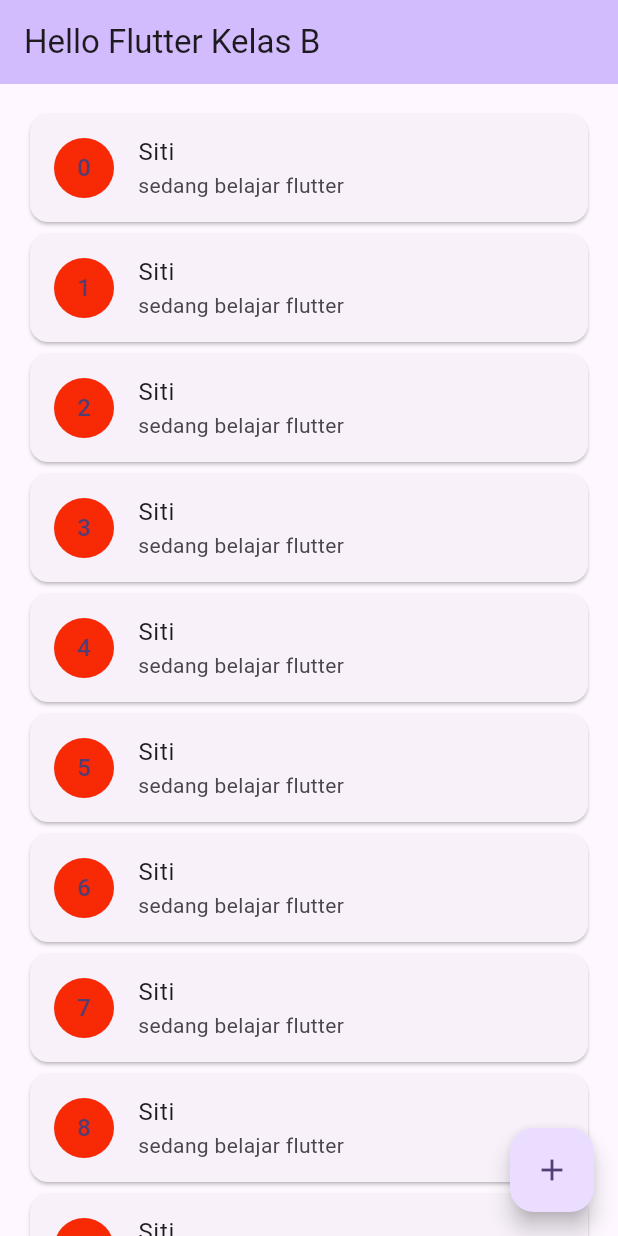
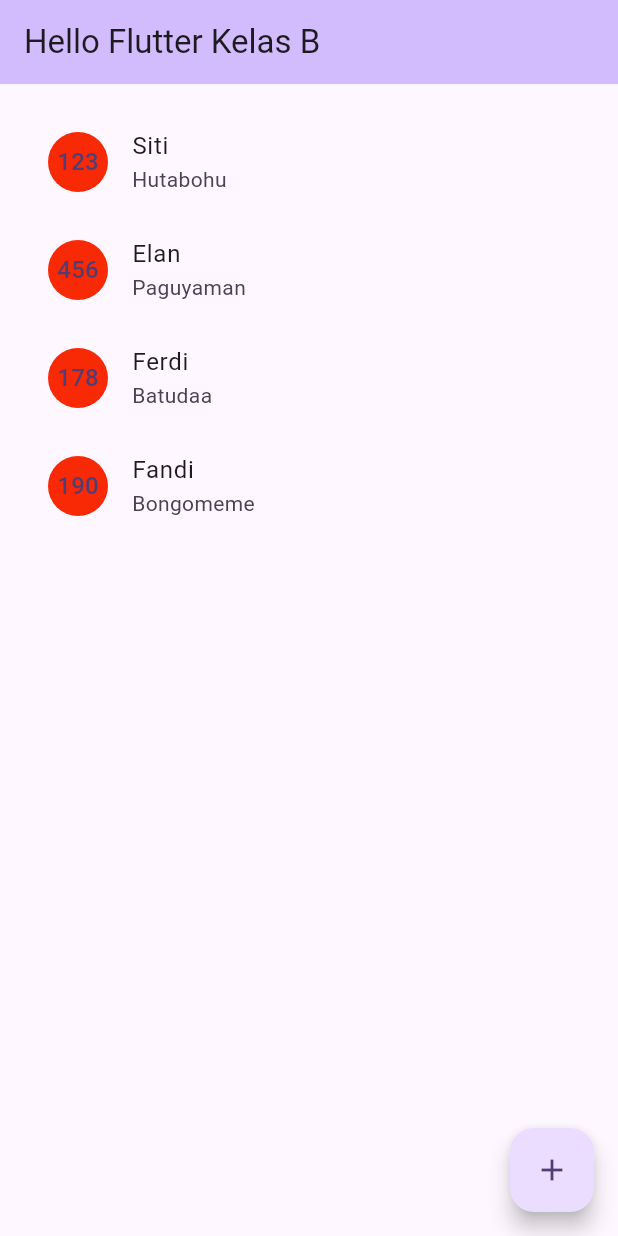
Before and after one commit to HanahIsmail/flutter_basic, a Flutter app: the screen it shows after launch, on a phone screen of 412 x 824 dp. Run offline on Flutter 3.47's test engine with Material 3 defaults, Android fonts, the phone set to English and light mode, and no system bars.

Commit message:
git init flutter_basic

```diff
--- /dev/null
+++ b/lib/mahasiswa.dart
@@ -0,0 +1,11 @@
+class Mahasiswa {
+  int nim;
+  String name;
+  String address;
+
+  Mahasiswa({
+    required this.nim,
+    required this.name,
+    required this.address,
+  });
+}
--- a/lib/main.dart
+++ b/lib/main.dart
@@ -1,6 +1,7 @@
 import 'package:flutter/material.dart';
 import 'package:flutter/rendering.dart';
 import 'package:flutter/widgets.dart';
+import 'package:flutter_basic/mahasiswa.dart';
 
 void main() {
   runApp(const MyApp());
@@ -8,7 +9,6 @@ void main() {
 
 class MyApp extends StatelessWidget {
   const MyApp({super.key});
-
 
   @override
   Widget build(BuildContext context) {
@@ -32,6 +32,14 @@ class MyHomePage extends StatefulWidget {
 }
 
 class _MyHomePageState extends State<MyHomePage> {
+  bool isLoading = true;
+
+  List<Mahasiswa> listMahasiswa = [
+    Mahasiswa(nim: 123, name: 'Siti', address: 'Hutabohu'),
+    Mahasiswa(nim: 456, name: 'Elan', address: 'Paguyaman'),
+    Mahasiswa(nim: 178, name: 'Ferdi', address: 'Batudaa'),
+    Mahasiswa(nim: 190, name: 'Fandi', address: 'Bongomeme')
+  ];
 
   @override
   Widget build(BuildContext context) {
@@ -41,23 +49,41 @@ class _MyHomePageState extends State<MyHomePage> {
         title: Text(widget.title),
       ),
       body: ListView.builder(
-        padding:EdgeInsets.all(16),
+        padding: EdgeInsets.all(16),
         itemBuilder: (context, index) {
-        return Card(
-          child: ListTile(
-            leading: CircleAvatar(backgroundColor: Color.fromARGB(255, 248, 41, 5), child: Text('$index'),
+          return InkWell(
+            onTap: () {
+              showDialog(
+                  context: context,
+                  builder: (_) {
+                    return AlertDialog(
+                      title: const Text('Data Mahasiswa'),
+                      content: Column(children: [
+                        Row(
+                          mainAxisAlignment: MainAxisAlignment.spaceAround,
+                          children: [
+                            const Text('Name : '),
+                            Text(listMahasiswa[index].name)
+                          ],
+                        ),
+                      ]),
+                    );
+                  });
+            },
+            child: ListTile(
+              leading: CircleAvatar(
+                backgroundColor: Color.fromARGB(255, 248, 41, 5),
+                child: Text('${listMahasiswa[index].nim}'),
+              ),
+              title: Text('${listMahasiswa[index].name}'),
+              subtitle: Text('${listMahasiswa[index].address}'),
             ),
-          title: Text('Siti'),
-          subtitle: Text('sedang belajar flutter'),
-          ),
-        );
-      },
-
-        itemCount: 20,
+          );
+        },
+        itemCount: listMahasiswa.length,
       ),
-
       floatingActionButton: FloatingActionButton(
-        onPressed:(){},
+        onPressed: () {},
         tooltip: 'Increment',
         child: const Icon(Icons.add),
       ),
```
